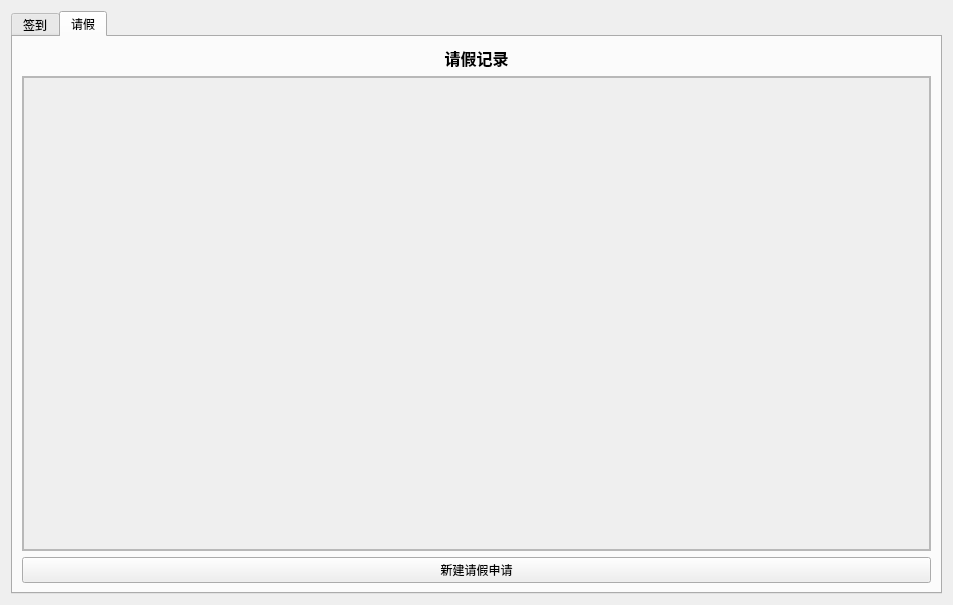
Above: client/doctor/attendancepage.ui from laonuo2004/cpp-qt-medical-system before the change. Below: the same form after it.
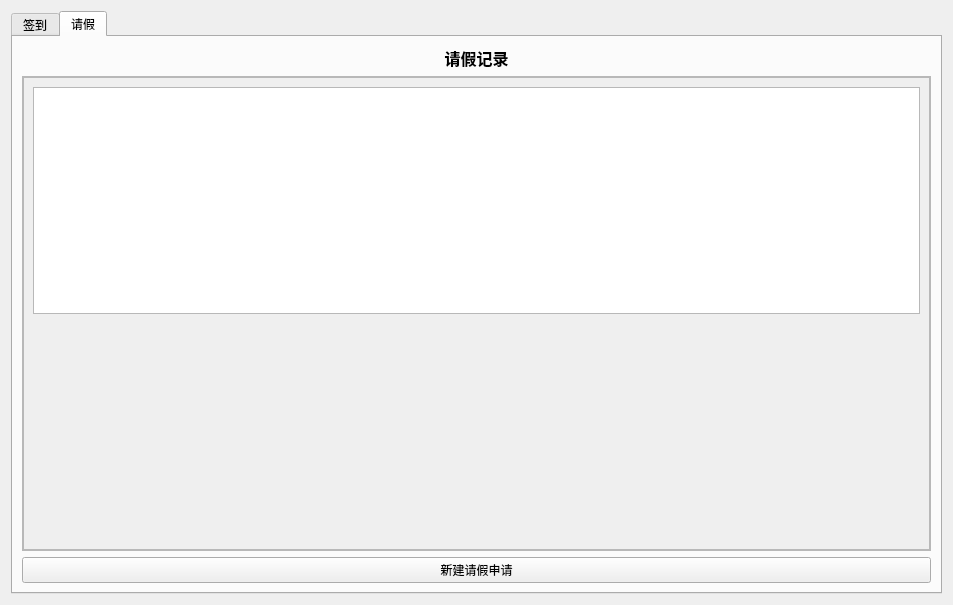
That is the form after the change. The open tabs and pages were chosen to show the change.

Patch:
```diff
--- a/client/doctor/attendancepage.ui
+++ b/client/doctor/attendancepage.ui
@@ -244,7 +244,7 @@
                  <x>0</x>
                  <y>0</y>
                  <width>907</width>
-                 <height>489</height>
+                 <height>469</height>
                 </rect>
                </property>
                <layout class="QVBoxLayout" name="verticalLayout_5">
@@ -255,6 +255,9 @@
                   </property>
                  </layout>
                 </item>
+                <item>
+                 <widget class="QTextEdit" name="textEdit"/>
+                </item>
                 <item>
                  <spacer name="verticalSpacer">
                   <property name="orientation">
```
Left out of the diff: 4 changed lines with no effect on the pictures.
